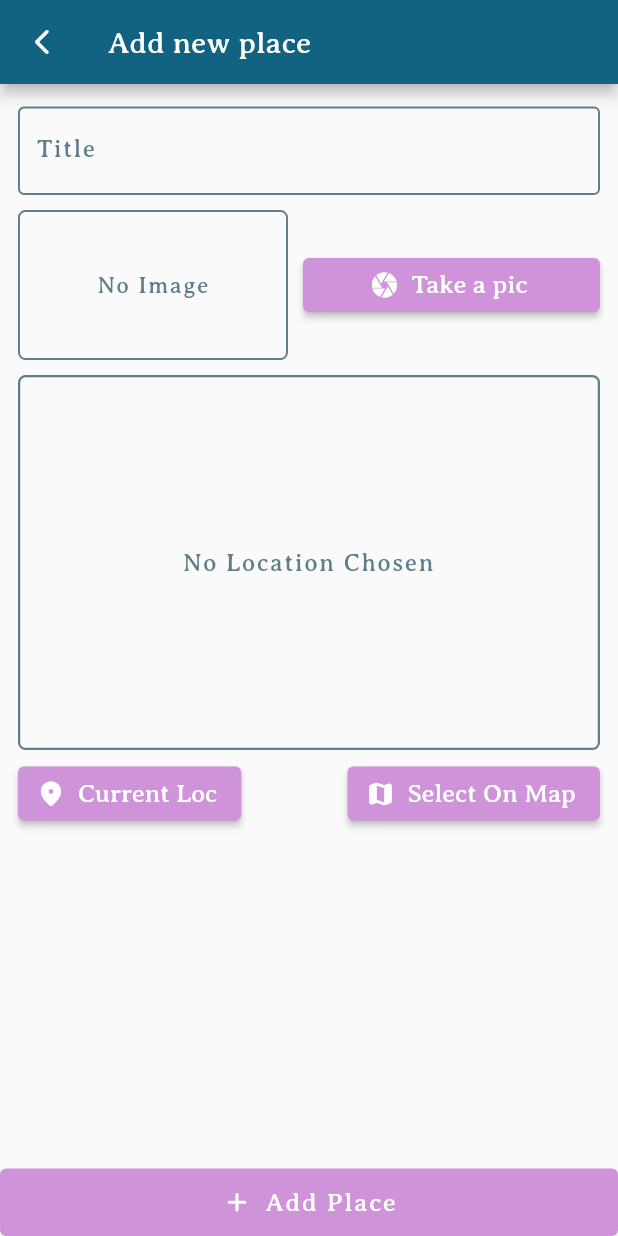
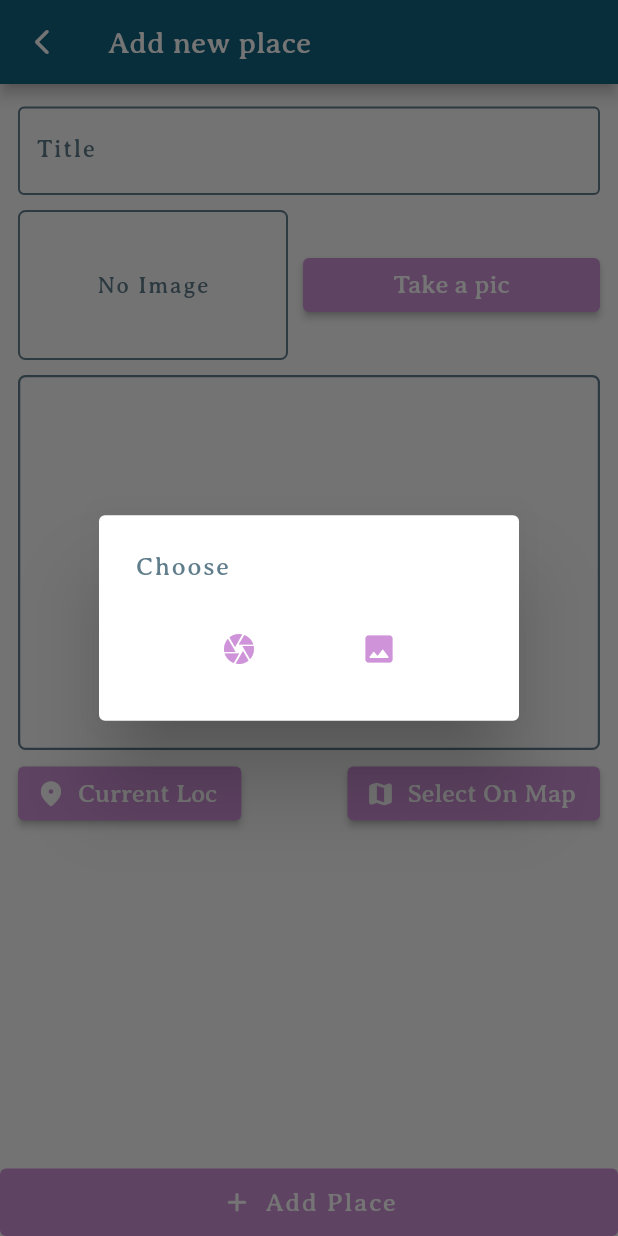
Before and after one commit to mhmoudGamea/great-places, a Flutter app: the AddPlaceScreen screen opened by its route, after a tap on "Take a pic", on a phone screen of 412 x 824 dp. Run offline on Flutter 3.47's test engine with Material 2 defaults, Android fonts, the phone set to English and light mode, and no system bars; our stand-ins replace geocoding, google_maps_flutter, image_picker, location, sqflite; accounts and stored records are empty.

Commit message:
add select image by camera or gallery feature

```diff
--- a/lib/widgets/image_input.dart
+++ b/lib/widgets/image_input.dart
@@ -19,10 +19,10 @@ class ImageInput extends StatefulWidget {
 class _ImageInputState extends State<ImageInput> {
   File? _storedImage;
 
-  Future<void> _takePicture() async {
+  Future<void> _takePicFromCameraOrGallery(ImageSource source) async {
     ImagePicker picker = ImagePicker();
     final XFile? photo = await picker.pickImage(
-        source: ImageSource.camera,
+        source: source,
         maxWidth: 600,
         imageQuality: 100); // note that : here you get an XFile not just a File
 
@@ -44,9 +44,29 @@ class _ImageInputState extends State<ImageInput> {
 
 // photo is from XFile type so i need to convert it to File type to get to copy method
     final savedImage =
-        await File(photo.path).copy('${appDocDir!.path}/$fileName}'); // path of dir + name.jpg
+    await File(photo.path).copy('${appDocDir!.path}/$fileName}'); // path of dir + name.jpg
 
     widget.onSelectedImage(savedImage);
+  }
+  Future<void> _takePicture() async {
+    showDialog(context: context, builder: (context) => AlertDialog(
+      title: MyText(text: 'Choose', color: Colors.blueGrey, size: 17,),
+      content: Row(
+        mainAxisAlignment: MainAxisAlignment.spaceEvenly,
+        children: [
+          IconButton(icon: Icon(Icons.camera, color: Colors.purple[200],), onPressed: () async{
+            await _takePicFromCameraOrGallery(ImageSource.camera);
+            // ignore: use_build_context_synchronously
+            Navigator.of(context).pop();
+          }),
+          IconButton(icon: Icon(Icons.image_rounded, color: Colors.purple[200],), onPressed: () async{
+            await _takePicFromCameraOrGallery(ImageSource.gallery);
+            // ignore: use_build_context_synchronously
+            Navigator.of(context).pop();
+          }),
+        ],
+      ),
+    ));
   }
 
   @override
@@ -76,14 +96,10 @@ class _ImageInputState extends State<ImageInput> {
           width: 10,
         ),
         Expanded(
-          child: ElevatedButton.icon(
+          child: ElevatedButton(
             onPressed: _takePicture,
-            icon: const Icon(
-              Icons.camera,
-              size: 20,
-            ),
             style: ElevatedButton.styleFrom(primary: Colors.purple[200]),
-            label: MyText(
+            child: MyText(
               text: 'Take a pic',
               letterSpace: 0,
               size: 17,
@@ -94,3 +110,6 @@ class _ImageInputState extends State<ImageInput> {
     );
   }
 }
+/*
+
+ */
```
Also changed, not shown: demo screenshot/adding place(1).png (added), demo screenshot/adding place.png (deleted), demo screenshot/delete place.png, demo screenshot/details screen.png (added), demo screenshot/my places.png (deleted), demo screenshot/place detail screen.png (deleted), demo screenshot/places.png (added), demo screenshot/select image by camera or gallery.png (added).
